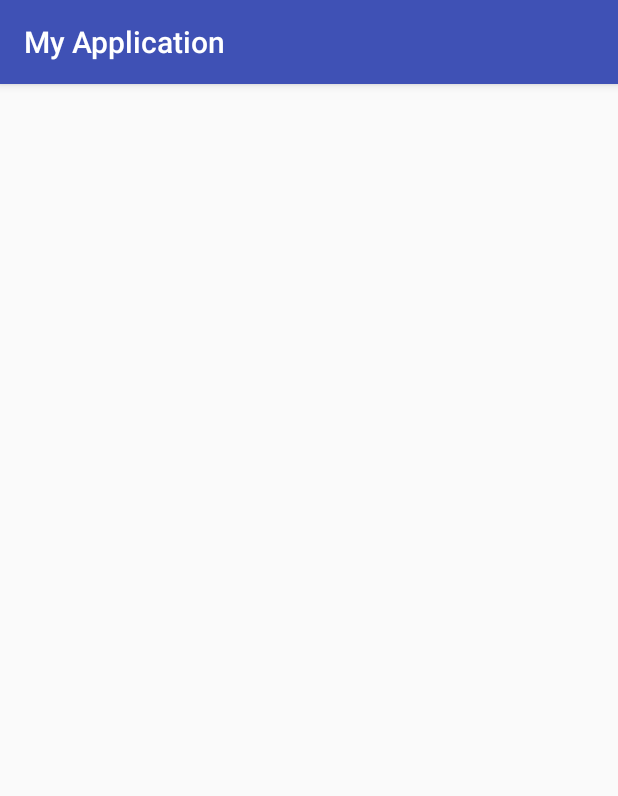
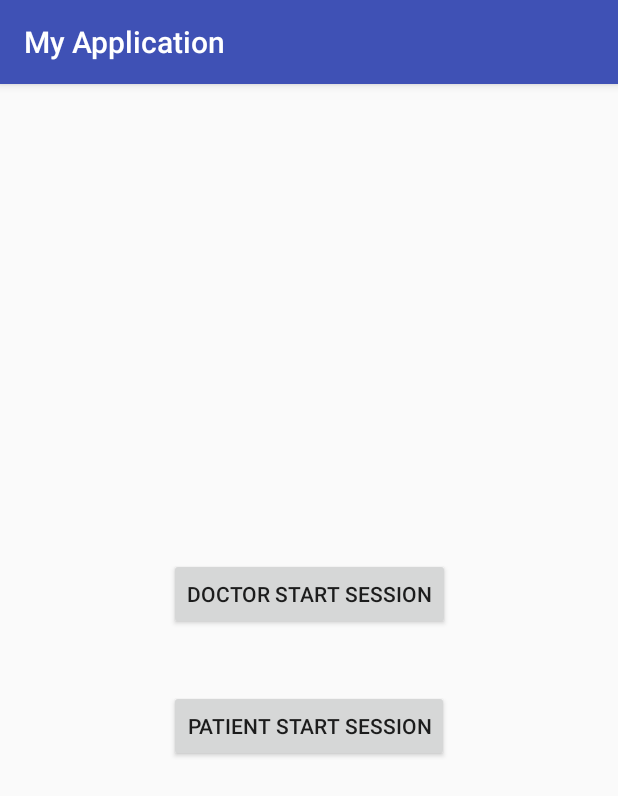
Before and after one commit to tiffanywu0313/Telecare, an Android app: the screen it shows after launch (SelectSessionActivity), on a phone screen of 412 x 824 dp. Shown: the top 796 px of the screen. Run offline under Robolectric (Android 15) with nearby library versions, the phone set to English and light mode, and no system bars; our stand-ins replace ButterKnife; libraries missing offline, so code that uses them is left out: com.afollestad.materialdialogs.

Commit message:
fixed didn’t add view bug

```diff
--- a/hackhealth_android/app/src/main/java/hackhealth2018/myapplication/views/sessionSelection/SelectSessionActivity.java
+++ b/hackhealth_android/app/src/main/java/hackhealth2018/myapplication/views/sessionSelection/SelectSessionActivity.java
@@ -4,6 +4,7 @@ import android.content.Intent;
 import android.os.Bundle;
 import android.support.annotation.Nullable;
 
+import butterknife.ButterKnife;
 import butterknife.OnClick;
 import hackhealth2018.myapplication.util.Strings;
 import hackhealth2018.myapplication.views.BaseActivity;
@@ -15,6 +16,9 @@ public class SelectSessionActivity extends BaseActivity {
     @Override
     protected void onCreate(@Nullable Bundle savedInstanceState) {
         super.onCreate(savedInstanceState);
+        setContentView(R.layout.activity_session_select);
+
+        ButterKnife.bind(this);
     }
 
     @OnClick(R.id.bttn_start_doc)
```
